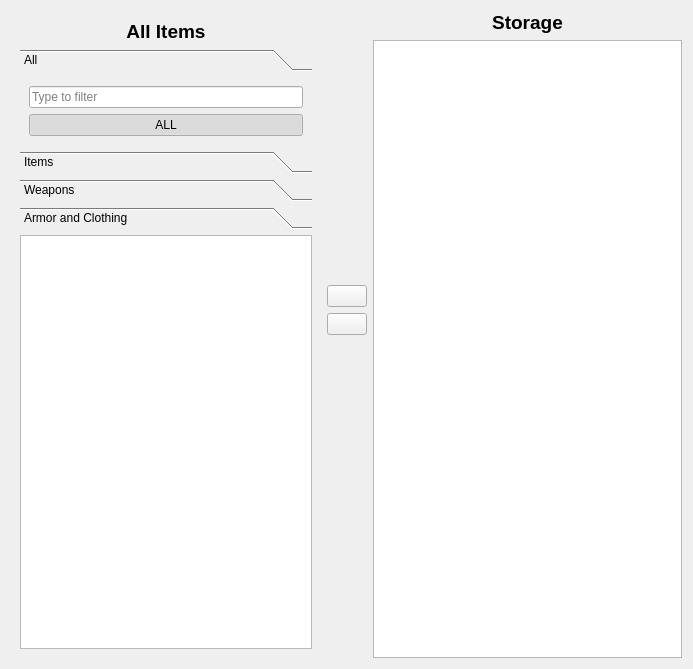
First picture: the form in Storage.ui, repository mcondarelli/DDDAedit, before the edit.
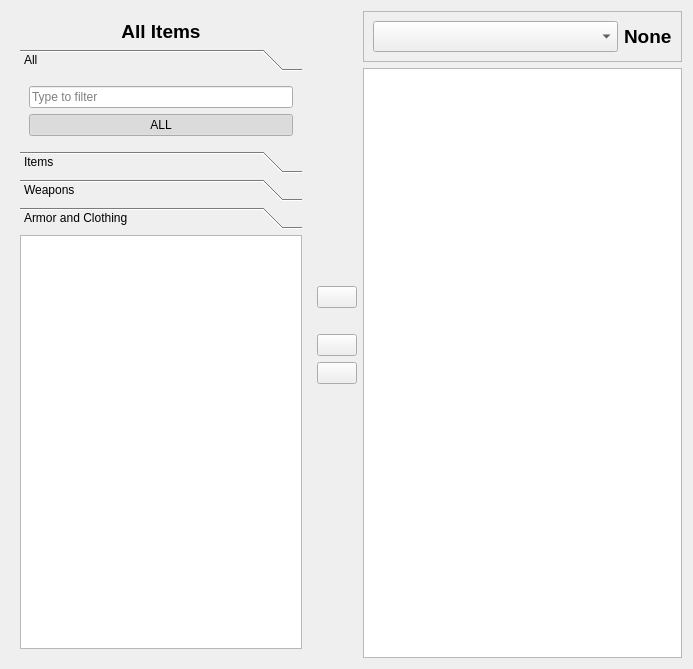
Second picture: the form after the edit. Icons and pictures are not drawn.

The edit to the form file:
```diff
--- a/Storage.ui
+++ b/Storage.ui
@@ -64,7 +64,7 @@
              <rect>
               <x>0</x>
               <y>0</y>
-              <width>286</width>
+              <width>300</width>
               <height>74</height>
              </rect>
             </property>
@@ -523,19 +523,69 @@
        <number>0</number>
       </property>
       <item>
-       <widget class="QLabel" name="label_2">
+       <widget class="QFrame" name="frame">
+        <property name="frameShape">
+         <enum>QFrame::StyledPanel</enum>
+        </property>
+        <property name="frameShadow">
+         <enum>QFrame::Raised</enum>
+        </property>
+        <layout class="QHBoxLayout" name="horizontalLayout">
+         <item>
+          <widget class="QComboBox" name="owner">
         <property name="font">
          <font>
           <pointsize>14</pointsize>
           <bold>true</bold>
          </font>
         </property>
+           <property name="currentIndex">
+            <number>-1</number>
+           </property>
+           <property name="placeholderText">
+            <string>Select Inventory Owner</string>
+           </property>
+           <item>
+            <property name="text">
+             <string>Player</string>
+            </property>
+           </item>
+           <item>
+            <property name="text">
+             <string>Main Pawn</string>
+            </property>
+           </item>
+           <item>
+            <property name="text">
+             <string>Pawn A</string>
+            </property>
+           </item>
+           <item>
+            <property name="text">
+             <string>Pawn B</string>
+            </property>
+           </item>
+           <item>
         <property name="text">
          <string>Storage</string>
         </property>
-        <property name="alignment">
-         <set>Qt::AlignCenter</set>
-        </property>
+           </item>
+          </widget>
+         </item>
+         <item>
+          <widget class="QLabel" name="owner_name">
+           <property name="font">
+            <font>
+             <pointsize>14</pointsize>
+             <bold>true</bold>
+            </font>
+           </property>
+           <property name="text">
+            <string>None</string>
+           </property>
+          </widget>
+         </item>
+        </layout>
        </widget>
       </item>
       <item>
@@ -570,24 +620,6 @@
        <number>0</number>
       </property>
       <item>
-       <widget class="QWidget" name="widget_5" native="true">
-        <layout class="QVBoxLayout" name="verticalLayout_5">
-         <property name="spacing">
-          <number>6</number>
-         </property>
-         <property name="leftMargin">
-          <number>0</number>
-         </property>
-         <property name="topMargin">
-          <number>0</number>
-         </property>
-         <property name="rightMargin">
-          <number>0</number>
-         </property>
-         <property name="bottomMargin">
-          <number>0</number>
-         </property>
-         <item>
           <spacer name="verticalSpacer">
            <property name="orientation">
             <enum>Qt::Vertical</enum>
@@ -606,13 +638,39 @@
             <string/>
            </property>
            <property name="icon">
+         <iconset theme="go-next"/>
+        </property>
+       </widget>
+      </item>
+      <item>
+       <spacer name="verticalSpacer_3">
+        <property name="orientation">
+         <enum>Qt::Vertical</enum>
+        </property>
+        <property name="sizeType">
+         <enum>QSizePolicy::Preferred</enum>
+        </property>
+        <property name="sizeHint" stdset="0">
+         <size>
+          <width>20</width>
+          <height>20</height>
+         </size>
+        </property>
+       </spacer>
+      </item>
+      <item>
+       <widget class="QPushButton" name="inc">
+        <property name="text">
+         <string/>
+        </property>
+        <property name="icon">
             <iconset theme="list-add">
              <normaloff>.</normaloff>.</iconset>
            </property>
           </widget>
          </item>
          <item>
-          <widget class="QPushButton" name="del">
+       <widget class="QPushButton" name="dec">
            <property name="text">
             <string/>
            </property>
@@ -620,9 +678,6 @@
             <iconset theme="list-remove">
              <normaloff>.</normaloff>.</iconset>
            </property>
-          </widget>
-         </item>
-        </layout>
        </widget>
       </item>
       <item>
```
Left out of the diff: 6 changed lines with no effect on the pictures. Lines whose indentation alone changed are shown as unchanged.
